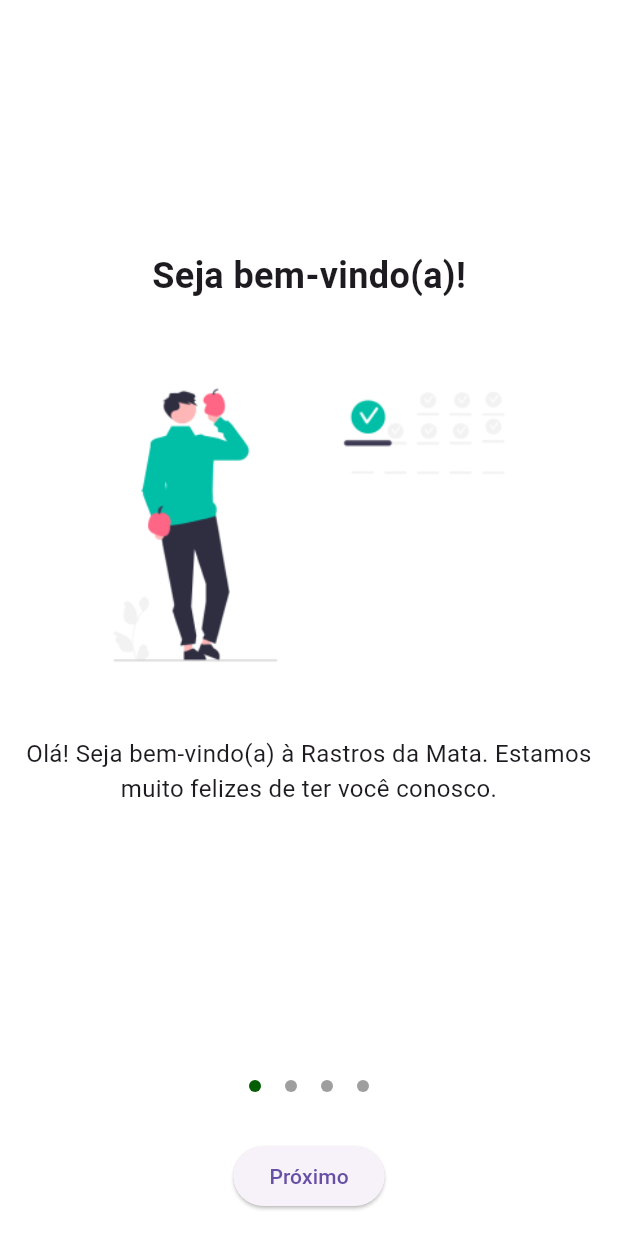
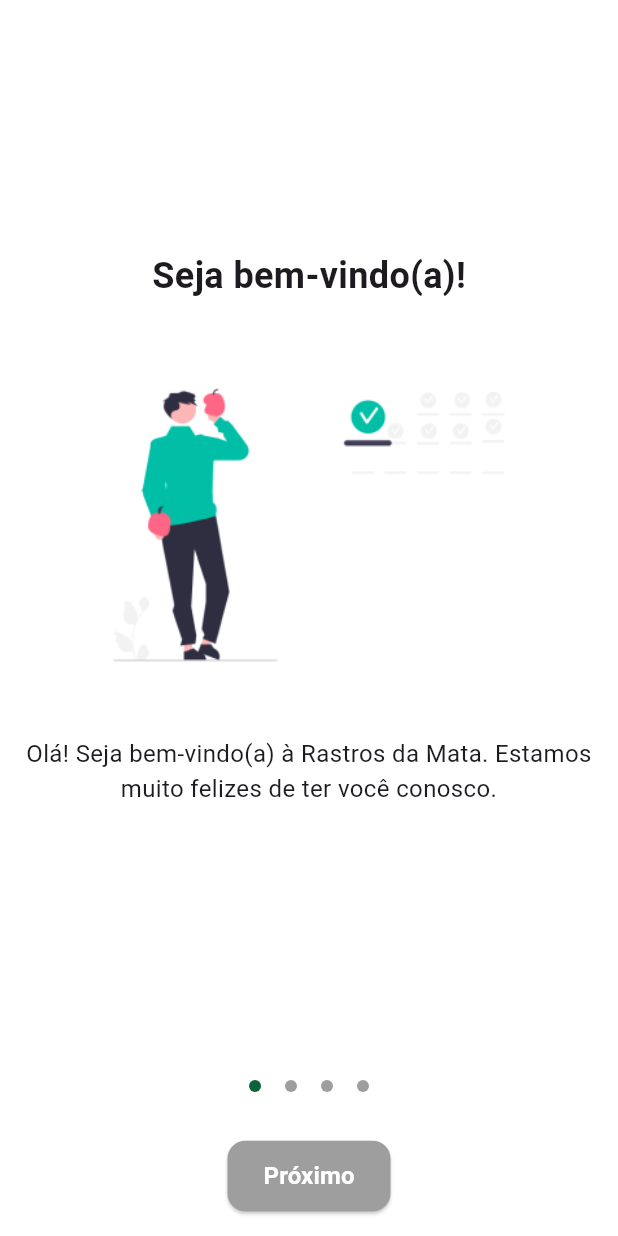
Before and after one commit to Asttryd/rastros_da_mata_final_version, a Flutter app: the screen it shows after launch, on a phone screen of 412 x 824 dp. Run offline on Flutter 3.47's test engine with Material 3 defaults, Android fonts, the phone set to English and light mode, and no system bars; drawn by our look-alikes of smooth_page_indicator; our stand-ins replace cloud_firestore, firebase_core; accounts and stored records are empty.

Commit message:
Update: adjusting colors to Forest trail's design

```diff
--- a/lib/views/onboarding_page.dart
+++ b/lib/views/onboarding_page.dart
@@ -53,7 +53,7 @@ class _OnboardingScreenState extends State<OnboardingScreen> {
                   dotHeight: 8.0,
                   dotWidth: 8.0,
                   spacing: 16.0,
-                  activeDotColor: Color.fromARGB(255, 3, 94, 3),
+                  activeDotColor: Color.fromARGB(255, 12, 99, 56),
                 ),
               ),
             ),
@@ -84,10 +84,20 @@ class _OnboardingScreenState extends State<OnboardingScreen> {
                   );
                 }
               },
-              child: Text(
-                  _pageController.hasClients && _pageController.page == 3
-                      ? 'Finalizar'
-                      : 'Próximo'),
+              style: ElevatedButton.styleFrom(
+                  backgroundColor: _isChecked
+                      ? const Color.fromARGB(255, 12, 99, 56)
+                      : Colors.grey,
+                  foregroundColor: Colors.white,
+                  disabledBackgroundColor: Color.fromARGB(255, 96, 96, 96),
+                  shape: RoundedRectangleBorder(
+                      borderRadius: BorderRadius.circular(12)),
+                  padding:
+                      const EdgeInsets.symmetric(vertical: 12, horizontal: 24)),
+              child: const Text(
+                'Próximo',
+                style: TextStyle(fontSize: 16, fontWeight: FontWeight.bold),
+              ),
             ),
           )
         ],
@@ -136,7 +146,7 @@ class _OnboardingScreenState extends State<OnboardingScreen> {
             'Encontrou alguma planta que lhe despertou curiosidade? Se motivou a plantar aquele temperinho na janela da sua casa? Leia, cultive e aproveite!',
             style: TextStyle(fontSize: 16),
           ),
-          const SizedBox(height: 24.0),
+          const SizedBox(height: 35.0),
           GestureDetector(
             onTap: () => _openLink(
                 "https://rastrosdamata.blogspot.com/2023/03/privacy-policy-para-idioma-portugues.html"),
@@ -162,6 +172,8 @@ class _OnboardingScreenState extends State<OnboardingScreen> {
                 _isChecked = value ?? false;
               });
             },
+            activeColor: const Color.fromARGB(255, 12, 99, 56),
+            checkColor: Colors.white,
             title: const Text(
                 "Eu concordo com os Termos de Serviço e a Política de Privacidade."),
           ),
--- a/lib/widgets/drawer_menu.dart
+++ b/lib/widgets/drawer_menu.dart
@@ -20,7 +20,7 @@ class CustomDrawer extends StatelessWidget {
             child: Text(
               'Menu',
               style: TextStyle(
-                color: Color.fromARGB(255, 0, 55, 6),
+                color: Color.fromARGB(255, 12, 99, 56),
                 fontSize: 24,
                 fontWeight: FontWeight.bold,
               ),
@@ -29,6 +29,8 @@ class CustomDrawer extends StatelessWidget {
           ListTile(
             leading: const Icon(Icons.emoji_nature_outlined),
             title: const Text('Plantas'),
+            textColor: const Color.fromARGB(255, 12, 99, 56),
+            iconColor: const Color.fromARGB(255, 12, 99, 56),
             onTap: () {
               Navigator.pushNamedAndRemoveUntil(
                 context,
@@ -40,6 +42,8 @@ class CustomDrawer extends StatelessWidget {
           ListTile(
             leading: const Icon(Icons.info),
             title: const Text('Sobre nós'),
+            textColor: const Color.fromARGB(255, 12, 99, 56),
+            iconColor: const Color.fromARGB(255, 12, 99, 56),
             onTap: () {
               Navigator.pushNamedAndRemoveUntil(
                 context,
```
Also changed, not shown: lib/views/about_page.dart (+8 -6 lines), lib/views/plant_detail_page.dart (+9 -1 lines), lib/views/plants_page.dart (+8 -5 lines).
